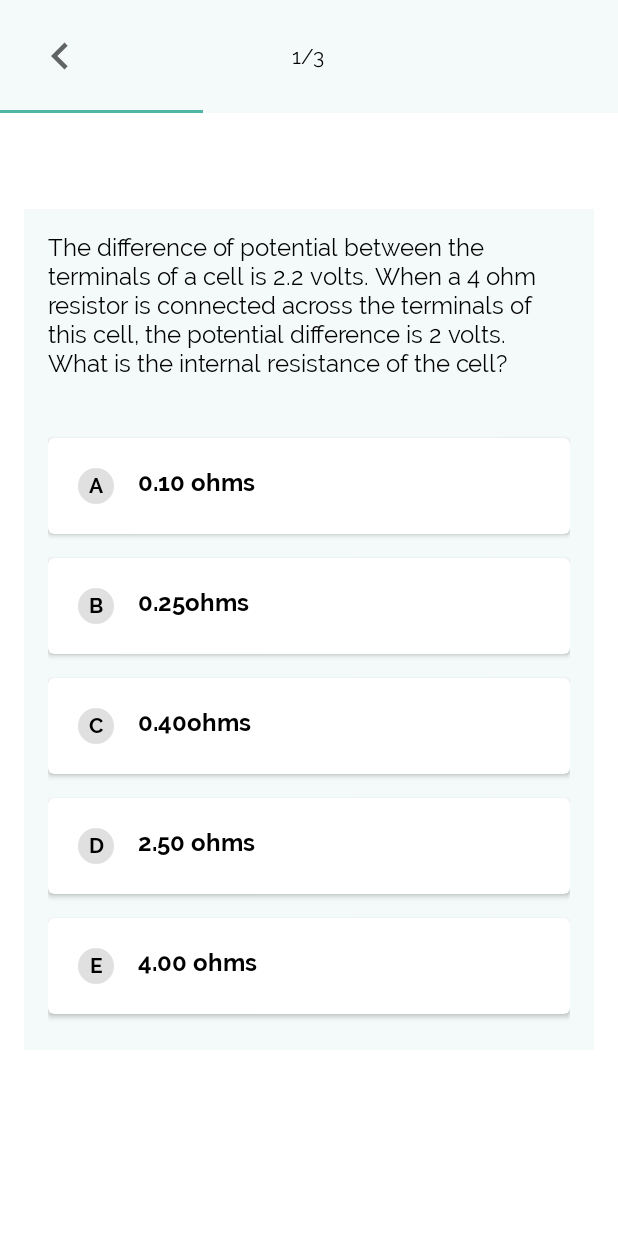
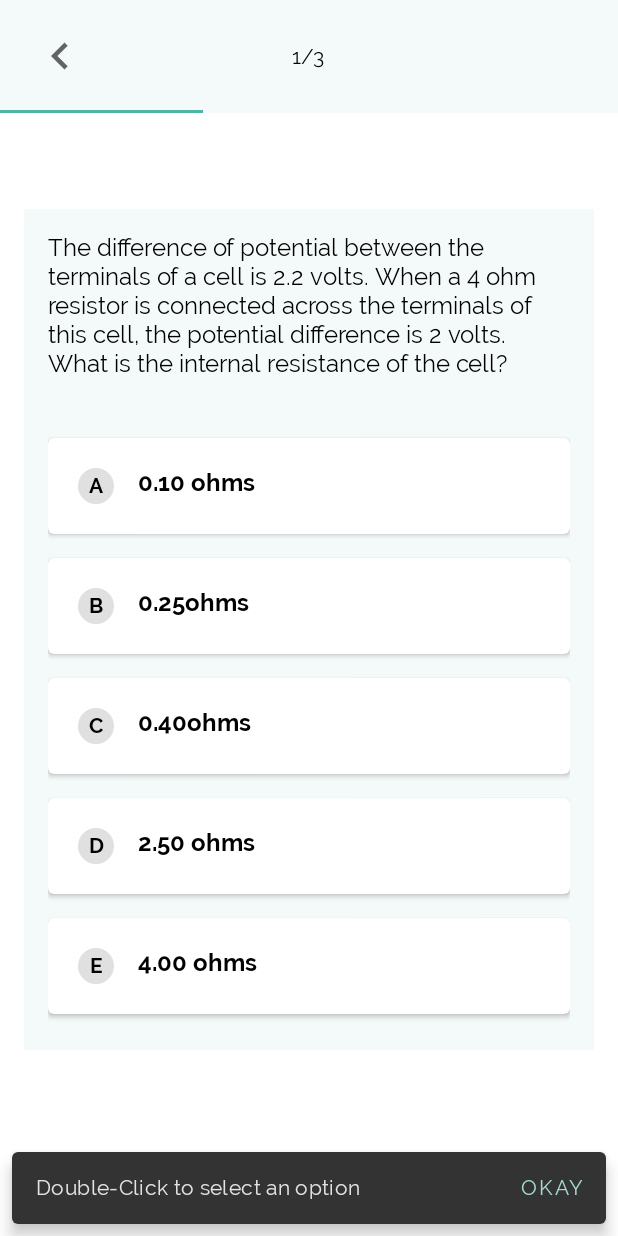
Before and after one commit to TobiAlbert/Prepsy, an Android app: the screen it shows after launch (HomeActivity), after a tap on "VIEW QUESTIONS", on a phone screen of 412 x 824 dp. Run offline under Robolectric (Android 15) with nearby library versions, the phone set to English and light mode, and no system bars; our stand-ins replace Dagger/Hilt's generated code.

Commit message:
Feat: Inform User about double-clicking, and swiping features.

```diff
--- a/app/src/main/AndroidManifest.xml
+++ b/app/src/main/AndroidManifest.xml
@@ -6,6 +6,7 @@
         android:allowBackup="true"
         android:icon="@mipmap/ic_launcher"
         android:label="@string/app_name"
+        android:name=".App"
         android:roundIcon="@mipmap/ic_launcher_round"
         android:supportsRtl="true"
         android:fitsSystemWindows="true"
--- /dev/null
+++ b/app/src/main/java/app/prepsy/App.kt
@@ -0,0 +1,7 @@
+package app.prepsy
+
+import android.app.Application
+import dagger.hilt.android.HiltAndroidApp
+
+@HiltAndroidApp
+class App: Application()
--- a/app/src/main/java/app/prepsy/HomeActivity.kt
+++ b/app/src/main/java/app/prepsy/HomeActivity.kt
@@ -2,7 +2,9 @@ package app.prepsy
 
 import android.os.Bundle
 import androidx.appcompat.app.AppCompatActivity
+import dagger.hilt.android.AndroidEntryPoint
 
+@AndroidEntryPoint
 class HomeActivity : AppCompatActivity() {
 
     override fun onCreate(savedInstanceState: Bundle?) {
--- /dev/null
+++ b/app/src/main/java/app/prepsy/managers/SharedPreferenceManagers.kt
@@ -0,0 +1,29 @@
+package app.prepsy.managers
+
+import android.content.Context
+import android.content.SharedPreferences
+import dagger.hilt.android.qualifiers.ApplicationContext
+import javax.inject.Inject
+
+class SharedPreferenceManagers @Inject constructor(
+    @ApplicationContext private val context: Context
+) {
+    companion object {
+        private const val SHARED_PREF_NAME = "app.prepsy.shared__prefs"
+        const val HAS_DOUBLE_CLICKED = "is_first_time"
+        const val HAS_SWIPED = "has_swiped"
+    }
+
+    private fun getSharedPrefs(): SharedPreferences =
+        context.getSharedPreferences(SHARED_PREF_NAME, Context.MODE_PRIVATE)
+
+    private fun getEditor(): SharedPreferences.Editor =
+        getSharedPrefs().edit()
+
+    fun saveBoolean(key: String, value: Boolean) {
+        getEditor().putBoolean(key, value).apply()
+    }
+
+    fun getBoolean(key: String, defaultValue: Boolean = false): Boolean =
+        getSharedPrefs().getBoolean(key, defaultValue)
+}
--- a/app/src/main/java/app/prepsy/ui/questions/QuestionPageFragment.kt
+++ b/app/src/main/java/app/prepsy/ui/questions/QuestionPageFragment.kt
@@ -4,19 +4,26 @@ import android.os.Bundle
 import android.view.LayoutInflater
 import android.view.View
 import android.view.ViewGroup
-import androidx.core.content.ContextCompat
 import androidx.fragment.app.Fragment
 import androidx.navigation.fragment.findNavController
 import app.prepsy.R
 import app.prepsy.databinding.FragmentQuestionPageBinding
+import app.prepsy.managers.SharedPreferenceManagers
+import app.prepsy.managers.SharedPreferenceManagers.Companion.HAS_DOUBLE_CLICKED
+import app.prepsy.managers.SharedPreferenceManagers.Companion.HAS_SWIPED
 import app.prepsy.ui.models.questions
 import app.prepsy.ui.questions.adapters.QuestionPageAdapter
-import app.prepsy.utils.getColorCompat
 import app.prepsy.utils.onPageSelected
 import app.prepsy.utils.setStatusBarColor
+import app.prepsy.utils.showActionSnackBar
+import dagger.hilt.android.AndroidEntryPoint
+import javax.inject.Inject
 
 
+@AndroidEntryPoint
 class QuestionPageFragment : Fragment() {
+    @Inject lateinit var sharedPrefsManager: SharedPreferenceManagers
+
     private var _binding: FragmentQuestionPageBinding? = null
     private val binding get() = _binding!!
 
@@ -48,6 +55,40 @@ class QuestionPageFragment : Fragment() {
                 R.id.action_questionPageFragment_to_homeFragment
             )
         }
+
+        val hasDoubleClicked: Boolean =
+            sharedPrefsManager.getBoolean(HAS_DOUBLE_CLICKED)
+
+        val hasSwiped: Boolean =
+            sharedPrefsManager.getBoolean(HAS_SWIPED)
+
+        val swipeCallback: (View) -> Unit = { sharedPrefsManager.saveBoolean(HAS_SWIPED, true)  }
+
+        val doubleClickCallback: (View) -> Unit = {
+            sharedPrefsManager.saveBoolean(HAS_DOUBLE_CLICKED, true)
+            if (!hasSwiped) showSwipeInfoSnackBar(swipeCallback)
+        }
+
+        when {
+            !hasDoubleClicked -> showDoubleClickInfoSnackBar(doubleClickCallback)
+            !hasSwiped -> showSwipeInfoSnackBar(swipeCallback)
+        }
+    }
+
+    private fun showDoubleClickInfoSnackBar(callback: (View) -> Unit) {
+        binding.root.showActionSnackBar(
+            R.string.double_click_message,
+            R.string.double_click_option_action_text,
+            callback
+        )
+    }
+
+    private fun showSwipeInfoSnackBar(callback: (View) -> Unit) {
+        binding.root.showActionSnackBar(
+            R.string.swipe_message,
+            R.string.swipe_action_text,
+            callback
+        )
     }
 
     override fun onDestroyView() {
--- a/app/src/main/java/app/prepsy/utils/Ext.kt
+++ b/app/src/main/java/app/prepsy/utils/Ext.kt
@@ -2,11 +2,14 @@ package app.prepsy.utils
 
 import android.content.Context
 import android.content.Intent
+import android.view.View
 import androidx.annotation.ColorRes
+import androidx.annotation.StringRes
 import androidx.appcompat.app.AppCompatActivity
 import androidx.core.content.ContextCompat
 import androidx.fragment.app.Fragment
 import androidx.viewpager2.widget.ViewPager2
+import com.google.android.material.snackbar.Snackbar
 
 // Activity / Context Extensions
 inline fun <reified T: AppCompatActivity> Context.startActivity() {
@@ -29,3 +32,12 @@ fun ViewPager2.onPageSelected(callback: (position: Int) -> Unit) {
         }
     })
 }
+
+fun View.showActionSnackBar(
+    @StringRes message: Int,
+    @StringRes actionText: Int,
+    action: (view: View) -> Unit) {
+    Snackbar.make(this, message, Snackbar.LENGTH_INDEFINITE)
+        .setAction(actionText, action)
+        .show()
+}
--- a/app/src/main/res/values/strings.xml
+++ b/app/src/main/res/values/strings.xml
@@ -21,4 +21,8 @@
     <string name="hello_blank_fragment">Hello blank fragment</string>
     <string name="go_back_to_home_screen">Go Back to Home Screen</string>
     <string name="page_question_number">%d/%d</string>
+    <string name="double_click_message">Double-Click to select an option</string>
+    <string name="double_click_option_action_text">Okay</string>
+    <string name="swipe_message">Swipe to Move between Questions</string>
+    <string name="swipe_action_text">Okay</string>
 </resources>
--- a/build.gradle
+++ b/build.gradle
@@ -9,6 +9,7 @@ buildscript {
     dependencies {
         classpath "com.android.tools.build:gradle:4.1.0"
         classpath "org.jetbrains.kotlin:kotlin-gradle-plugin:$kotlin_version"
+        classpath "com.google.dagger:hilt-android-gradle-plugin:2.31.2-alpha"
 
         // NOTE: Do not place your application dependencies here; they belong
         // in the individual module build.gradle files
--- a/versions.gradle
+++ b/versions.gradle
@@ -1,4 +1,6 @@
 ext {
     jetpackNavigation = "2.3.3"
     viewPager2 = "1.0.0"
+    androidx_hilt = "1.0.0-alpha03"
+    dagger_hilt = "2.31.2-alpha"
 }
```
Also changed, not shown: app/build.gradle (+8 -0 lines), app/src/main/java/app/prepsy/ui/answers/AnswersAdapter.kt (+7 -0 lines).
